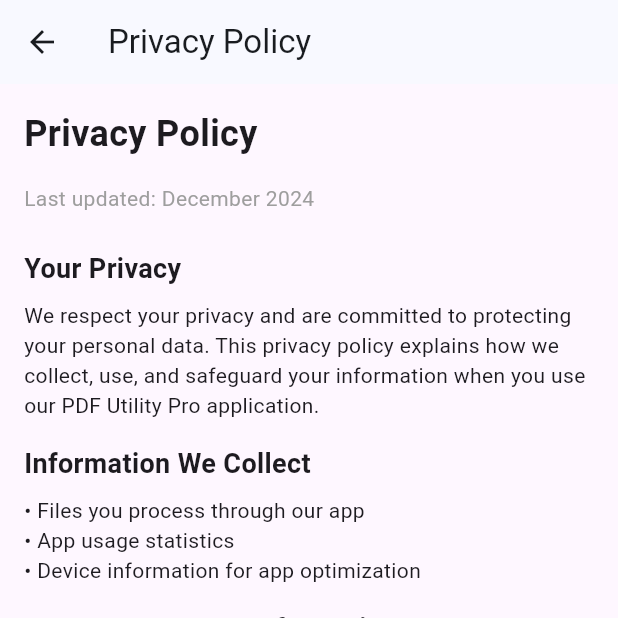
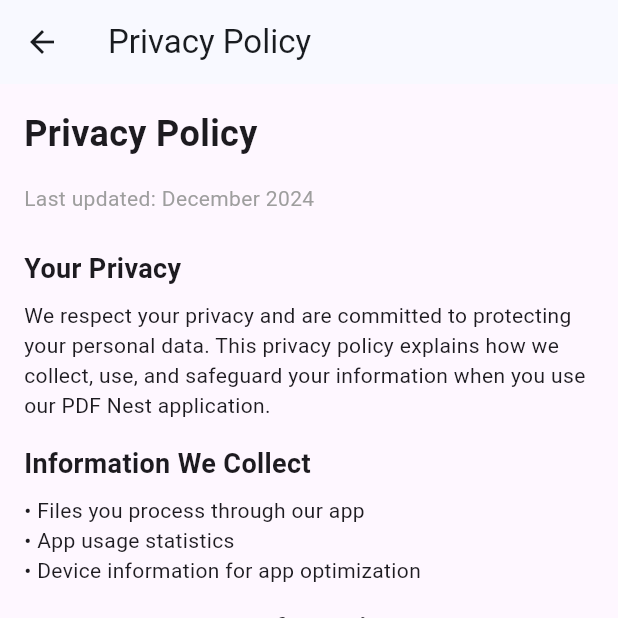
Before and after one commit to khalidKE/pdf-App, a Flutter app: the PrivacyPolicyScreen screen opened directly, on a phone screen of 412 x 824 dp, the top half of it. Run offline on Flutter 3.47's test engine with Material 3 defaults, Android fonts, the phone set to English and light mode, and no system bars; our stand-ins replace barcode_widget, file_picker, flutter_spinkit, flutter_staggered_animations, google_mobile_ads, image_picker and 9 more; missing offline and left inert: docx_to_text, excel, flutter_pdfview, media_store_plus, mobile_scanner, pdf_merger and 2 more; accounts and stored records are empty; network calls fail.

Commit message:
cange name , icon and remove spacing in img2pdf & text2pdf

```diff
--- a/lib/screens/about_screen.dart
+++ b/lib/screens/about_screen.dart
@@ -16,7 +16,7 @@ class AboutScreen extends StatelessWidget {
           crossAxisAlignment: CrossAxisAlignment.start,
           children: [
             const Text(
-              'PDF Utility Pro',
+              'PDF Nest',
               style: TextStyle(
                 fontSize: 24,
                 fontWeight: FontWeight.bold,
--- a/lib/screens/feature_screens/excel_to_pdf_screen.dart
+++ b/lib/screens/feature_screens/excel_to_pdf_screen.dart
@@ -306,8 +306,8 @@ class _ExcelToPdfScreenState extends State<ExcelToPdfScreen>
     return processedRows;
   }
 
-  Future<void> _addSheetToPdf(
-      pw.Document pdf, String sheetName, List<List<String>> rows, pw.Font font) async {
+  Future<void> _addSheetToPdf(pw.Document pdf, String sheetName,
+      List<List<String>> rows, pw.Font font) async {
     // Calculate optimal column widths
     final maxColumns = rows.isNotEmpty
         ? rows.map((row) => row.length).reduce((a, b) => a > b ? a : b)
@@ -368,8 +368,8 @@ class _ExcelToPdfScreenState extends State<ExcelToPdfScreen>
                         decoration: isHeaderRow
                             ? const pw.BoxDecoration(color: PdfColors.grey200)
                             : null,
-                        children:
-                            _buildTableCells(row, maxColumns, isHeaderRow, font),
+                        children: _buildTableCells(
+                            row, maxColumns, isHeaderRow, font),
                       );
                     }).toList(),
                   ),
@@ -382,7 +382,7 @@ class _ExcelToPdfScreenState extends State<ExcelToPdfScreen>
                     mainAxisAlignment: pw.MainAxisAlignment.spaceBetween,
                     children: [
                       pw.Text(
-                        'Generated by PDF Utility Pro',
+                        'Generated by PDF Nest',
                         style: pw.TextStyle(
                           font: font,
                           fontSize: 8,
@@ -430,7 +430,8 @@ class _ExcelToPdfScreenState extends State<ExcelToPdfScreen>
 
     for (int i = 0; i < maxColumns; i++) {
       final cellValue = i < row.length ? row[i] : '';
-      final textDirection = isRtl(cellValue) ? pw.TextDirection.rtl : pw.TextDirection.ltr;
+      final textDirection =
+          isRtl(cellValue) ? pw.TextDirection.rtl : pw.TextDirection.ltr;
 
       cells.add(
         pw.Container(
@@ -438,7 +439,9 @@ class _ExcelToPdfScreenState extends State<ExcelToPdfScreen>
           child: pw.Text(
             cellValue,
             textDirection: textDirection,
-            textAlign: textDirection == pw.TextDirection.rtl ? pw.TextAlign.right : pw.TextAlign.left,
+            textAlign: textDirection == pw.TextDirection.rtl
+                ? pw.TextAlign.right
+                : pw.TextAlign.left,
             style: pw.TextStyle(
               font: font,
               fontSize: 9,
@@ -694,7 +697,6 @@ class _ExcelToPdfScreenState extends State<ExcelToPdfScreen>
                                 textStyle: const TextStyle(fontSize: 16),
                               ),
                             ),
-
                           ],
                         ),
                       );
--- a/lib/screens/feature_screens/word_to_pdf_screen.dart
+++ b/lib/screens/feature_screens/word_to_pdf_screen.dart
@@ -454,8 +454,8 @@ class _WordToPdfScreenState extends State<WordToPdfScreen>
                         mainAxisAlignment: pw.MainAxisAlignment.spaceBetween,
                         children: [
                           pw.Text(
-                            'Generated by PDF Utility Pro',
-                            style: getTextStyle('Generated by PDF Utility Pro',
+                            'Generated by PDF Nest',
+                            style: getTextStyle('Generated by PDF Nest',
                                 fontSize: 8),
                           ),
                           pw.Text(
@@ -792,7 +792,6 @@ class _WordToPdfScreenState extends State<WordToPdfScreen>
                                 textStyle: const TextStyle(fontSize: 16),
                               ),
                             ),
-
                           ],
                         ),
                       );
--- a/lib/screens/home_screen.dart
+++ b/lib/screens/home_screen.dart
@@ -95,7 +95,7 @@ class _HomeScreenState extends State<HomeScreen>
           child: Scaffold(
             appBar: AppBar(
               title: const Text(
-                'PDF Utility Pro',
+                'PDF Nest',
                 style: TextStyle(fontWeight: FontWeight.bold),
               ),
               centerTitle: true,
--- a/lib/screens/privacy_policy_screen.dart
+++ b/lib/screens/privacy_policy_screen.dart
@@ -39,7 +39,7 @@ class PrivacyPolicyScreen extends StatelessWidget {
             ),
             SizedBox(height: 8),
             Text(
-              'We respect your privacy and are committed to protecting your personal data. This privacy policy explains how we collect, use, and safeguard your information when you use our PDF Utility Pro application.',
+              'We respect your privacy and are committed to protecting your personal data. This privacy policy explains how we collect, use, and safeguard your information when you use our PDF Nest application.',
             ),
             SizedBox(height: 16),
             Text(
--- a/lib/screens/splash_screen.dart
+++ b/lib/screens/splash_screen.dart
@@ -1,7 +1,6 @@
 import 'package:flutter/material.dart';
 import 'package:flutter_spinkit/flutter_spinkit.dart';
 import 'package:pdf_utility_pro/screens/home_screen.dart';
-import 'package:pdf_utility_pro/screens/feature_screens/read_pdf_screen.dart';
 import 'package:pdf_utility_pro/screens/feature_screens/view_files_screen.dart';
 import 'package:pdf_utility_pro/utils/pdf_intent_handler.dart';
 import 'package:shimmer/shimmer.dart';
@@ -95,8 +94,7 @@ class _SplashScreenState extends State<SplashScreen>
         PageRouteBuilder(
           pageBuilder: (context, animation, secondaryAnimation) =>
               const HomeScreen(),
-          transitionsBuilder:
-              (context, animation, secondaryAnimation, child) {
+          transitionsBuilder: (context, animation, secondaryAnimation, child) {
             return FadeTransition(opacity: animation, child: child);
           },
           transitionDuration: const Duration(milliseconds: 500),
@@ -185,7 +183,7 @@ class _SplashScreenState extends State<SplashScreen>
                       highlightColor: theme.colorScheme.secondary,
                       period: const Duration(milliseconds: 1500),
                       child: const Text(
-                        'PDF Utility Pro',
+                        'PDF Nest',
                         style: TextStyle(
                           fontSize: 40,
                           fontWeight: FontWeight.w700,
--- a/lib/utils/constants.dart
+++ b/lib/utils/constants.dart
@@ -2,7 +2,7 @@ import 'package:flutter/material.dart';
 
 class AppConstants {
   // App Info
-  static const String appName = 'PDF Utility Pro';
+  static const String appName = 'PDF Nest';
   static const String appVersion = '1.0.0';
   static const String appDescription = 'Professional PDF Tools';
 
--- a/lib/utils/pdf_intent_handler.dart
+++ b/lib/utils/pdf_intent_handler.dart
@@ -6,7 +6,6 @@ import 'package:path/path.dart' as p;
 class PdfIntentHandler {
   static const MethodChannel _channel = MethodChannel('com.pdfutilitypro/pdf_handler');
 
-  /// Get the PDF file path if the app was opened with a PDF file
   static Future<String?> getPdfFilePath() async {
     try {
       final String? filePath = await _channel.invokeMethod('getPdfFilePath');
@@ -17,19 +16,16 @@ class PdfIntentHandler {
     }
   }
 
-  /// Check if the app was opened with a PDF file
   static Future<bool> hasPdfFile() async {
     final filePath = await getPdfFilePath();
     return filePath != null && filePath.isNotEmpty;
   }
 
-  /// Ensure the file is accessible: if not in app or Downloads, copy to temp and return temp path
   static Future<String?> getAccessiblePdfFilePath() async {
     final filePath = await getPdfFilePath();
     if (filePath == null || filePath.isEmpty) return null;
     final file = File(filePath);
     if (await file.exists()) {
-      // If file is in app dir or Downloads, return as is
       final downloadsDir = '/storage/emulated/0/Download';
       final appDir = (await getApplicationDocumentsDirectory()).path;
       if (filePath.startsWith(downloadsDir) || filePath.startsWith(appDir)) {
--- a/lib/widgets/custom_drawer.dart
+++ b/lib/widgets/custom_drawer.dart
@@ -32,7 +32,7 @@ class CustomDrawer extends StatelessWidget {
                   ),
                   const SizedBox(height: 12),
                   Text(
-                    'PDF Utility Pro',
+                    'PDF Nest',
                     style: TextStyle(
                       color: Theme.of(context).colorScheme.onPrimary,
                       fontSize: 20,
@@ -73,7 +73,6 @@ class CustomDrawer extends StatelessWidget {
                     );
                   },
                 ),
-
                 const Divider(),
                 ListTile(
                   leading: const Icon(Icons.brightness_6),
--- a/pubspec.yaml
+++ b/pubspec.yaml
@@ -16,7 +16,7 @@ publish_to: 'none' # Remove this line if you wish to publish to pub.dev
 # https://developer.apple.com/library/archive/documentation/General/Reference/InfoPlistKeyReference/Articles/CoreFoundationKeys.html
 # In Windows, build-name is used as the major, minor, and patch parts
 # of the product and file versions while build-number is used as the build suffix.
-version: 1.0.0+1
+version: 1.0.0+9
 
 environment:
   sdk: '>=3.0.0 <4.0.0'
```
Also changed, not shown: lib/screens/feature_screens/image_to_pdf_screen.dart (+18 -13 lines), lib/screens/feature_screens/text_to_pdf_screen.dart (+2 -5 lines), assets/images/app_icon.png, 29 other files.
